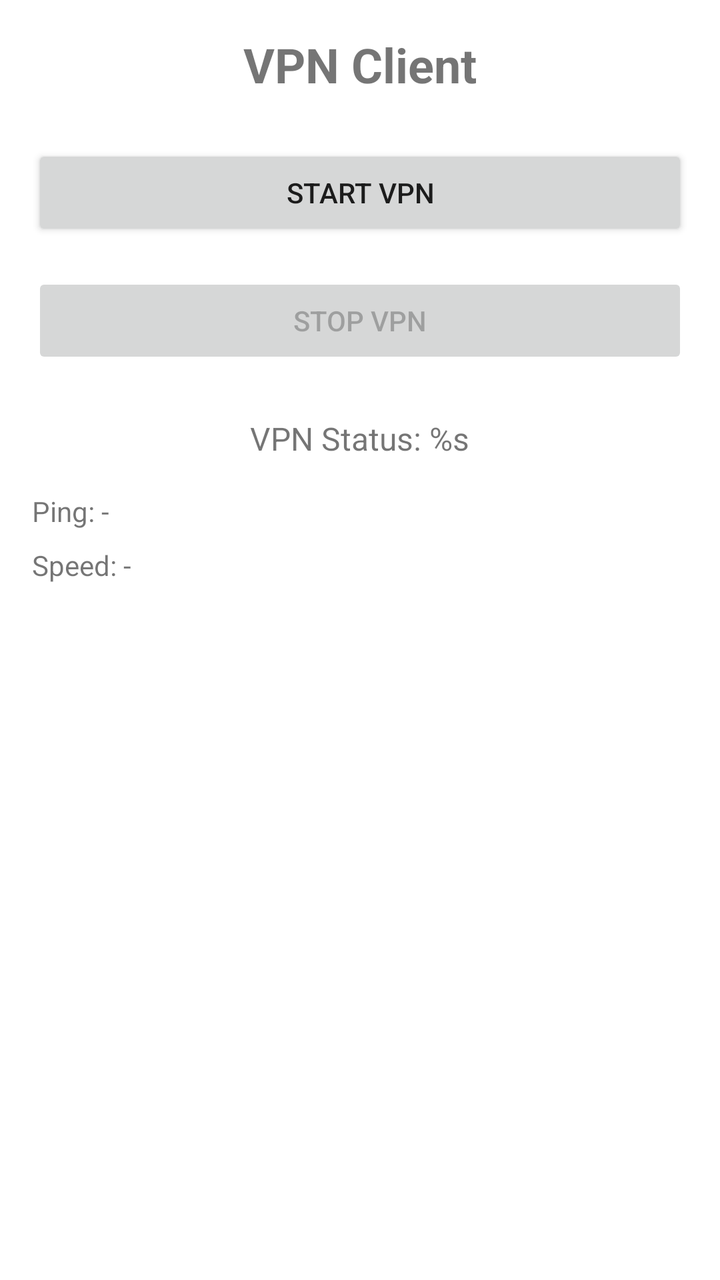
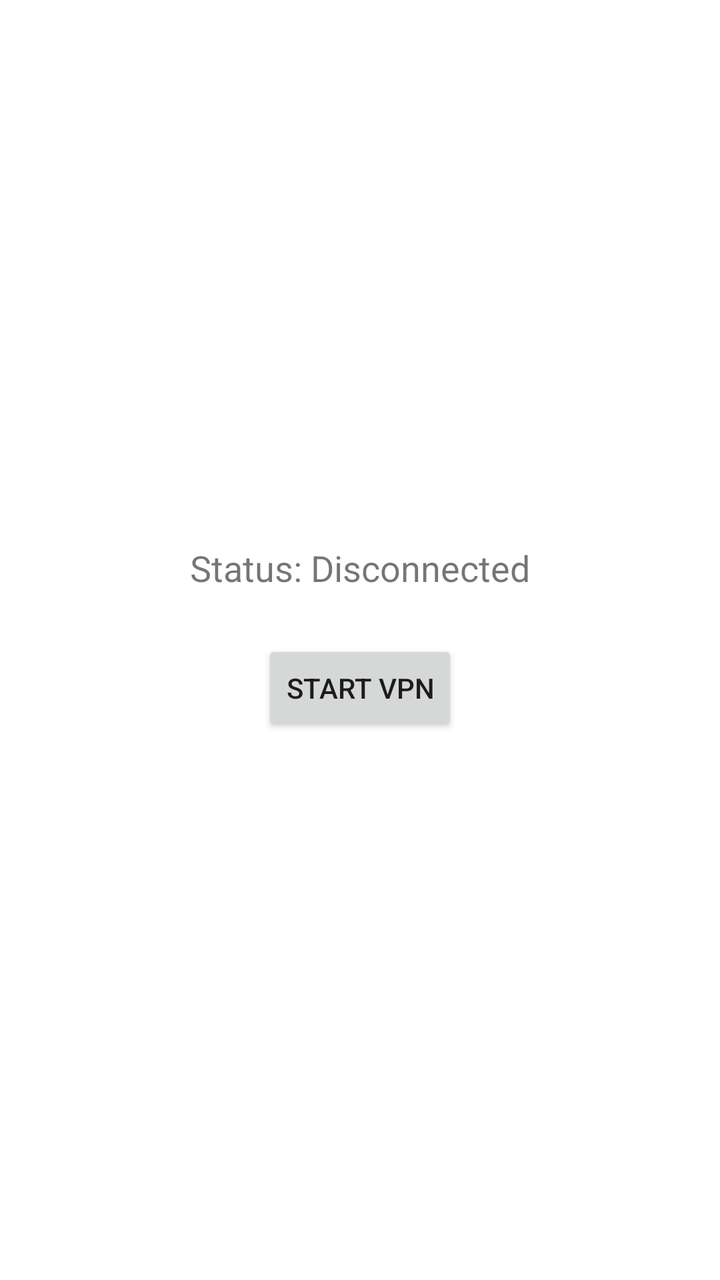

An Android layout rendered at two revisions. The XML below is the earlier revision; the diff shows what the commit changed to produce the second picture.
<!-- AndroidManifest.xml: application theme Theme.VPNClient -->
<!-- res/layout/activity_main.xml -->
<?xml version="1.0" encoding="utf-8"?>
<LinearLayout xmlns:android="http://schemas.android.com/apk/res/android"
    xmlns:app="http://schemas.android.com/apk/res-auto"
    xmlns:tools="http://schemas.android.com/tools"
    android:layout_width="match_parent"
    android:layout_height="match_parent"
    android:orientation="vertical"
    android:padding="16dp"
    tools:context=".MainActivity">

    <TextView
        android:layout_width="wrap_content"
        android:layout_height="wrap_content"
        android:text="VPN Client"
        android:textSize="24sp"
        android:textStyle="bold"
        android:layout_gravity="center_horizontal"
        android:layout_marginBottom="24dp"/>

    <Button
        android:id="@+id/startVpnButton"
        android:layout_width="match_parent"
        android:layout_height="wrap_content"
        android:text="@string/start_vpn"
        android:layout_marginBottom="16dp"/>

    <Button
        android:id="@+id/stopVpnButton"
        android:layout_width="match_parent"
        android:layout_height="wrap_content"
        android:text="@string/stop_vpn"
        android:enabled="false"
        android:layout_marginBottom="24dp"/>

    <TextView
        android:id="@+id/statusText"
        android:layout_width="wrap_content"
        android:layout_height="wrap_content"
        android:text="@string/vpn_status"
        android:textSize="16sp"
        android:layout_gravity="center_horizontal"
        android:layout_marginBottom="16dp"/>

    <TextView
        android:id="@+id/pingText"
        android:layout_width="wrap_content"
        android:layout_height="wrap_content"
        android:text="Ping: -"/>
        
    <TextView
        android:id="@+id/speedText"
        android:layout_width="wrap_content"
        android:layout_height="wrap_content"
        android:text="Speed: -"
        android:layout_marginTop="8dp"/>

</LinearLayout>
<!-- resources referenced by this layout -->
<resources>
  <string name="start_vpn">Start VPN</string>
  <string name="stop_vpn">Stop VPN</string>
  <string name="vpn_status">VPN Status: %s</string>
  <style name="Theme.VPNClient" parent="Theme.MaterialComponents.DayNight.DarkActionBar">
          <item name="colorPrimary">@color/purple_500</item>
          <item name="colorPrimaryVariant">@color/purple_700</item>
          <item name="colorOnPrimary">@color/white</item>
          <item name="colorSecondary">@color/teal_200</item>
          <item name="colorSecondaryVariant">@color/teal_700</item>
          <item name="colorOnSecondary">@color/black</item>
      </style>
  <color name="purple_500">#FF6200EE</color>
  <color name="purple_700">#FF3700B3</color>
  <color name="white">#FFFFFFFF</color>
  <color name="teal_200">#FF03DAC5</color>
  <color name="teal_700">#FF018786</color>
  <color name="black">#FF000000</color>
</resources>

<!-- the commit's change to res/layout/activity_main.xml (unified diff, before → after) -->
@@ -1,57 +1,22 @@
 <?xml version="1.0" encoding="utf-8"?>
 <LinearLayout xmlns:android="http://schemas.android.com/apk/res/android"
-    xmlns:app="http://schemas.android.com/apk/res-auto"
-    xmlns:tools="http://schemas.android.com/tools"
     android:layout_width="match_parent"
     android:layout_height="match_parent"
     android:orientation="vertical"
-    android:padding="16dp"
-    tools:context=".MainActivity">
-
-    <TextView
-        android:layout_width="wrap_content"
-        android:layout_height="wrap_content"
-        android:text="VPN Client"
-        android:textSize="24sp"
-        android:textStyle="bold"
-        android:layout_gravity="center_horizontal"
-        android:layout_marginBottom="24dp"/>
-
-    <Button
-        android:id="@+id/startVpnButton"
-        android:layout_width="match_parent"
-        android:layout_height="wrap_content"
-        android:text="@string/start_vpn"
-        android:layout_marginBottom="16dp"/>
-
-    <Button
-        android:id="@+id/stopVpnButton"
-        android:layout_width="match_parent"
-        android:layout_height="wrap_content"
-        android:text="@string/stop_vpn"
-        android:enabled="false"
-        android:layout_marginBottom="24dp"/>
+    android:padding="24dp"
+    android:gravity="center">
 
     <TextView
         android:id="@+id/statusText"
         android:layout_width="wrap_content"
         android:layout_height="wrap_content"
-        android:text="@string/vpn_status"
-        android:textSize="16sp"
-        android:layout_gravity="center_horizontal"
-        android:layout_marginBottom="16dp"/>
+        android:text="Status: Disconnected"
+        android:textSize="18sp"
+        android:layout_marginBottom="24dp" />
 
-    <TextView
-        android:id="@+id/pingText"
+    <Button
+        android:id="@+id/startButton"
         android:layout_width="wrap_content"
         android:layout_height="wrap_content"
-        android:text="Ping: -"/>
-        
-    <TextView
-        android:id="@+id/speedText"
-        android:layout_width="wrap_content"
-        android:layout_height="wrap_content"
-        android:text="Speed: -"
-        android:layout_marginTop="8dp"/>
-
+        android:text="Start VPN" />
 </LinearLayout>
<!-- resource entries referenced after the edit -->
@@ -1,21 +1,5 @@
 <!-- resources referenced by this layout -->
 <resources>
-  <string name="start_vpn">Start VPN</string>
-  <string name="stop_vpn">Stop VPN</string>
-  <string name="vpn_status">VPN Status: %s</string>
-  <style name="Theme.VPNClient" parent="Theme.MaterialComponents.DayNight.DarkActionBar">
-          <item name="colorPrimary">@color/purple_500</item>
-          <item name="colorPrimaryVariant">@color/purple_700</item>
-          <item name="colorOnPrimary">@color/white</item>
-          <item name="colorSecondary">@color/teal_200</item>
-          <item name="colorSecondaryVariant">@color/teal_700</item>
-          <item name="colorOnSecondary">@color/black</item>
-      </style>
-  <color name="purple_500">#FF6200EE</color>
-  <color name="purple_700">#FF3700B3</color>
-  <color name="white">#FFFFFFFF</color>
-  <color name="teal_200">#FF03DAC5</color>
-  <color name="teal_700">#FF018786</color>
-  <color name="black">#FF000000</color>
+  <style name="Theme.VPNClient" parent="Theme.MaterialComponents.DayNight.NoActionBar" />
 </resources>
 
